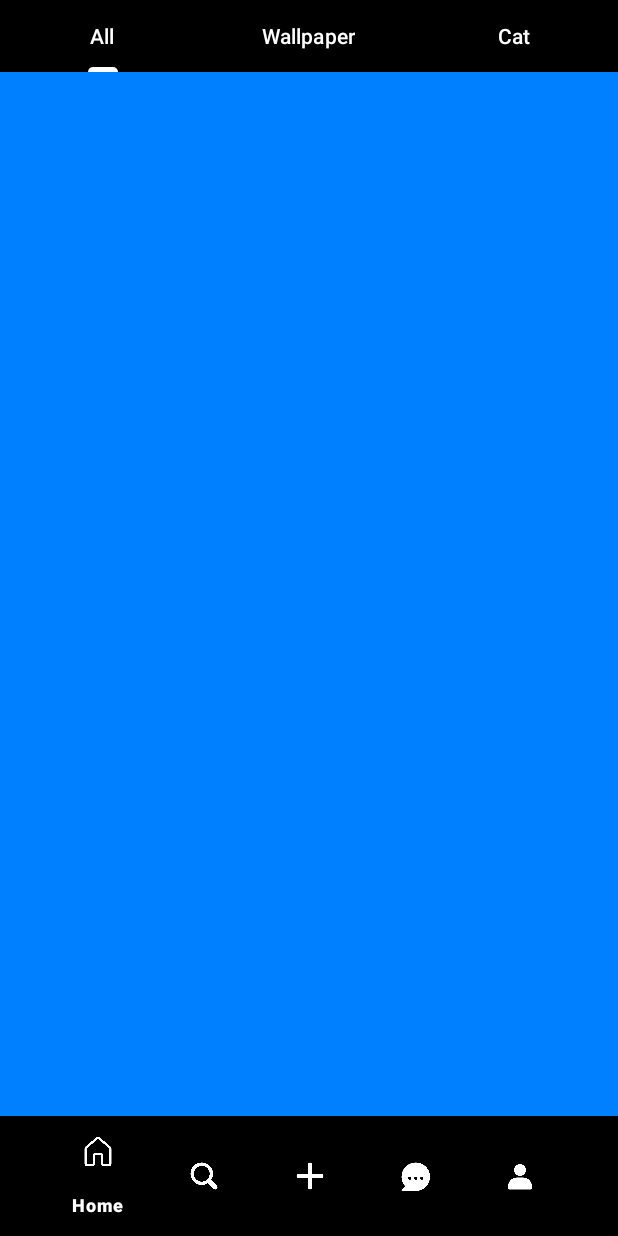
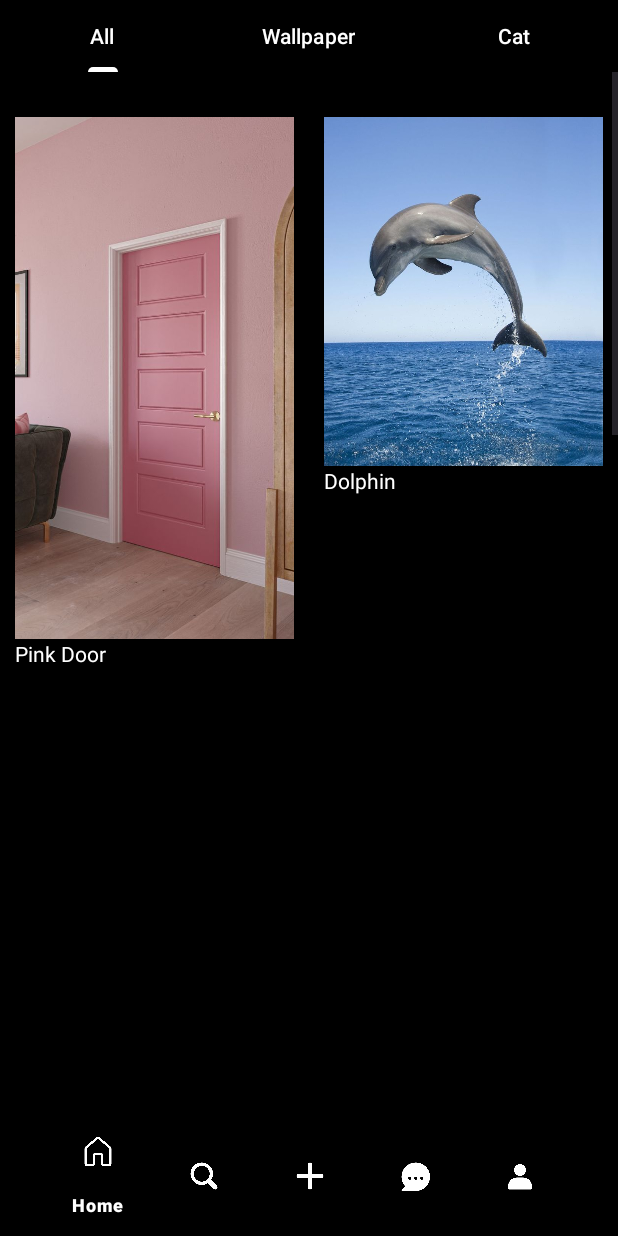
Before and after one commit to Thai-Binh727/mobile_group_project, an Android app: the HomePage_All screen opened directly, with no data from a screen before it, on a phone screen of 412 x 824 dp. Run offline under Robolectric (Android 15) with nearby library versions, the light colour scheme and no system bars.

Commit message:
updated navigation function, designing layout

```diff
--- a/mobile_group_project/app/src/main/res/layout/fragment_homepage_all.xml
+++ b/mobile_group_project/app/src/main/res/layout/fragment_homepage_all.xml
@@ -4,6 +4,85 @@
     android:layout_width="match_parent"
     android:layout_height="match_parent"
     tools:context=".HomePage_All"
-    android:background="@color/blue_text">
+    android:background="@color/black">
 
+    <ScrollView
+        android:id="@+id/homepage_all_scroll"
+        android:layout_width="match_parent"
+        android:layout_height="match_parent">
+
+        <!-- Parent LinearLayout to divide screen horizontally -->
+        <LinearLayout
+            android:layout_width="match_parent"
+            android:layout_height="wrap_content"
+            android:orientation="horizontal">
+
+            <!-- First half - LinearLayout with vertical orientation -->
+            <LinearLayout
+                android:layout_width="0dp"
+                android:layout_height="2000dp"
+                android:layout_weight="1"
+                android:orientation="vertical"
+                android:padding="10dp"
+                android:background="@color/black">
+
+                <LinearLayout
+                    android:layout_width="match_parent"
+                    android:layout_height="wrap_content"
+                    android:layout_marginTop="20dp"
+                    android:orientation="vertical">
+
+                    <ImageView
+                        android:src="@drawable/door"
+                        android:layout_width="match_parent"
+                        android:layout_height="wrap_content"
+                        android:adjustViewBounds="true"
+                        android:scaleType="fitCenter"/>
+
+                    <TextView
+                        android:layout_width="match_parent"
+                        android:layout_height="wrap_content"
+                        android:text="Pink Door"
+                        android:textColor="@color/white"
+                        android:gravity="start" />
+
+                </LinearLayout>
+            </LinearLayout>
+
+            <!-- Second half - LinearLayout with vertical orientation -->
+            <LinearLayout
+                android:layout_width="0dp"
+                android:layout_height="match_parent"
+                android:layout_weight="1"
+                android:orientation="vertical"
+                android:padding="10dp"
+                android:background="@color/black">
+
+                <LinearLayout
+                    android:layout_width="match_parent"
+                    android:layout_height="wrap_content"
+                    android:layout_marginTop="20dp"
+                    android:orientation="vertical">
+
+                    <ImageView
+                        android:src="@drawable/dolphin"
+                        android:layout_width="match_parent"
+                        android:layout_height="wrap_content"
+                        android:adjustViewBounds="true"
+                        android:background="@drawable/rounded_corner"
+                        android:scaleType="fitCenter"/>
+
+                    <TextView
+                        android:layout_width="match_parent"
+                        android:layout_height="wrap_content"
+                        android:text="Dolphin"
+                        android:textColor="@color/white"
+                        android:gravity="start" />
+
+                </LinearLayout>
+            </LinearLayout>
+
+        </LinearLayout>
+
+    </ScrollView>
 </FrameLayout>
```
Also changed, not shown: mobile_group_project/app/src/main/java/vn/edu/usth/fakepinterest/test.java (added, +64 -0 lines), mobile_group_project/app/src/main/res/layout/fragment_test.xml (added, +41 -0 lines), mobile_group_project/app/src/main/res/drawable-hdpi/dolphin.jpg (added), mobile_group_project/app/src/main/res/drawable-hdpi/door.jpg (added).
